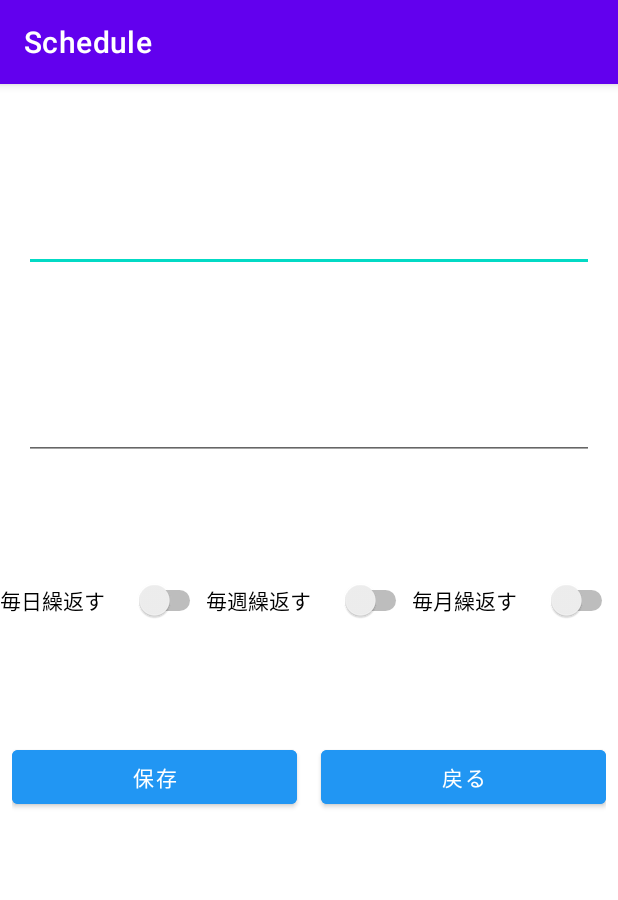
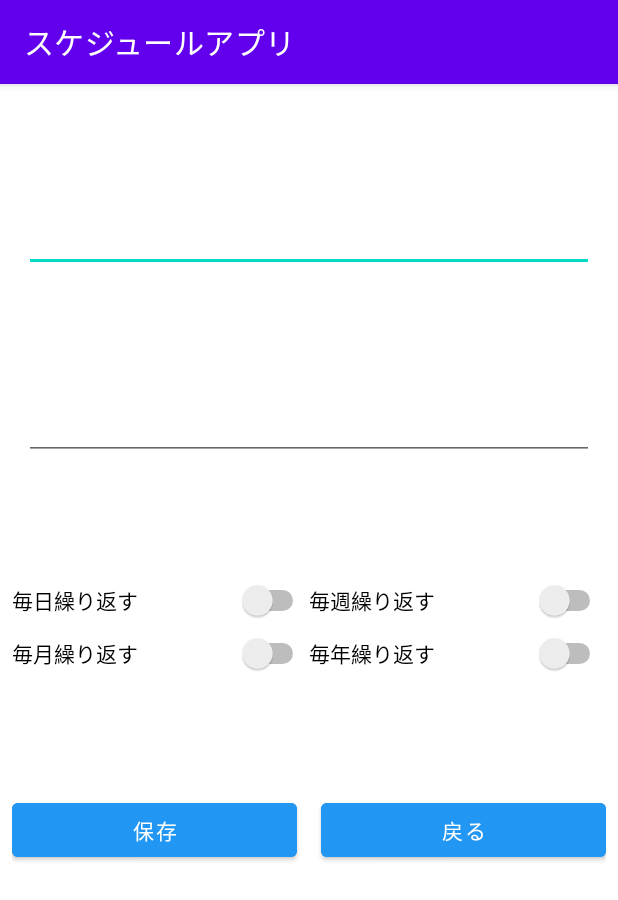
Before and after one commit to smnko1231/Schedule, an Android app: the screen it shows after launch (scheduleEdit), after a tap on an icon or button, on a phone screen of 412 x 824 dp. Shown: the top 900 px of the screen. Run offline under Robolectric (Android 15) with nearby library versions, the phone set to English and light mode, and no system bars; libraries missing offline, so code that uses them is left out: io.realm, io.realm.kotlin; 7 statements that could not run were skipped.

Commit message:
キャンプのデータ回収

```diff
--- a/app/build.gradle
+++ b/app/build.gradle
@@ -38,7 +38,6 @@ android {
 }
 
 dependencies {
-
     implementation 'androidx.core:core-ktx:1.7.0'
     implementation 'androidx.appcompat:appcompat:1.4.1'
     implementation 'com.google.android.material:material:1.5.0'
--- a/app/src/main/AndroidManifest.xml
+++ b/app/src/main/AndroidManifest.xml
@@ -6,7 +6,7 @@
         android:name=".MemoApplication"
         android:allowBackup="true"
         android:icon="@mipmap/ic_launcher"
-        android:label="Schedule"
+        android:label="スケジュールアプリ"
         android:roundIcon="@mipmap/ic_launcher_round"
         android:supportsRtl="true"
         android:theme="@style/Theme.Schedule">
--- a/app/src/main/java/app/nakao/shoma/schedule/MainActivity.kt
+++ b/app/src/main/java/app/nakao/shoma/schedule/MainActivity.kt
@@ -1,5 +1,8 @@
 package app.nakao.shoma.schedule
 
+import android.app.NotificationChannel
+import android.app.NotificationManager
+import android.content.Context
 import android.content.Intent
 import android.os.Build
 import androidx.appcompat.app.AppCompatActivity
@@ -11,6 +14,8 @@ import android.widget.CalendarView
 import android.widget.Toast
 import androidx.annotation.RequiresApi
 import androidx.constraintlayout.widget.ConstraintLayout
+import androidx.core.app.NotificationCompat
+import androidx.core.app.NotificationManagerCompat
 import androidx.core.view.get
 import androidx.recyclerview.widget.DividerItemDecoration
 import androidx.recyclerview.widget.LinearLayoutManager
@@ -22,163 +27,232 @@ import io.realm.Realm
 import io.realm.RealmResults
 import io.realm.kotlin.createObject
 import java.time.LocalDate
+import java.time.LocalDateTime
 import java.time.ZoneId
+import java.time.format.DateTimeFormatter
 import java.util.*
 import kotlin.math.log
 
 class MainActivity : AppCompatActivity() {
 
-    val realm:Realm = Realm.getDefaultInstance()
+    val realm: Realm = Realm.getDefaultInstance()
     private lateinit var binding: ActivityMainBinding
     var Year = ""
     var Month = ""
     var Day = ""
     var IsComplete = false
+    var dayOfYear = ""
 
     @RequiresApi(Build.VERSION_CODES.O)
     override fun onCreate(savedInstanceState: Bundle?) {
         super.onCreate(savedInstanceState)
         binding = ActivityMainBinding.inflate(layoutInflater).apply { setContentView(this.root) }
 
-        val calendarView = findViewById<CalendarView>(R.id.calendarView)
-        //val lottieAnimationCompleteView = findViewById<LottieAnimationView>(R.id.LottieAnimetionCompleteView)
-        //val completionButton = findViewById<Button>(R.id.completionButton)
-        calendarView.date = System.currentTimeMillis()
-        //val floatingActionButton = findViewById<Button>(R.id.floatingActionButton)
-        val RV = findViewById<RecyclerView>(R.id.RV)
-        val container = findViewById<ConstraintLayout>(R.id.container)
+        binding.calendarView.date = System.currentTimeMillis()
 
-        val memo:RealmResults<Memo> = read()
-        val memoArray: Array<Memo> = memo.toTypedArray()
+        val memo: RealmResults<Memo> = read()
         val viewList: MutableList<Memo> = mutableListOf()
 
         val adapter = MemoAdapter(this)
         binding.RV.layoutManager = LinearLayoutManager(this)
         binding.RV.adapter = adapter
-        val dividerItemDecoration = DividerItemDecoration(this, LinearLayoutManager(this).getOrientation())
+        val dividerItemDecoration =
+            DividerItemDecoration(this, LinearLayoutManager(this).getOrientation())
         binding.RV.addItemDecoration(dividerItemDecoration)
 
         val dt = LocalDate.now()
         val today_year = dt.year
         val today_month = dt.monthValue
         val today_day = dt.dayOfMonth
-        val dayOfYear = dt.dayOfYear
 
         val intent_year = intent.getStringExtra("year")
         val intent_month = intent.getStringExtra("month")
         val intent_day = intent.getStringExtra("day")
         val intent_title = intent.getStringExtra("title")
         val intent_content = intent.getStringExtra("content")
-        val intent_isComplete = intent.getBooleanExtra("isComplete",false)
+        val intent_isComplete = intent.getBooleanExtra("isComplete", false)
         var intent_date = dt
-        val intent_condition = intent.getIntExtra("condition",0)
-        if(intent_day!=null && intent_month!=null && intent_year!=null){
-            intent_date = LocalDate.of(intent_year.toInt(),intent_month.toInt(),intent_day.toInt())
+        val intent_condition = intent.getIntExtra("condition", 0)
+        Log.d("condition", intent_condition.toString())
+        val csvFormat = DateTimeFormatter.ofPattern("yyyy/[]M/dd")
+        if (intent_day != null && intent_month != null && intent_year != null) {
+            intent_date = LocalDate.parse(
+                "$intent_year/$intent_month/$intent_day",
+                csvFormat
+            )
         }
 
-        if (intent_condition != null){
-            if (intent_condition == 1){
-                Snackbar.make(container,"保存しました!",Snackbar.LENGTH_SHORT).show()
-            }else if (intent_condition == 2){
-                Snackbar.make(container,"削除しました!",Snackbar.LENGTH_SHORT)
-                    .setAction("元に戻す"){
-                        val scheduleIntent = Intent(this,scheduleEdit::class.java).run {
-                            putExtra("year",intent_year)
-                            putExtra("month",intent_month)
-                            putExtra("day",intent_day)
-                            putExtra("title",intent_title)
-                            putExtra("content",intent_content)
-                            putExtra("isComplete",intent_isComplete)
+        var condition = 0
+
+        val CHANNEL_ID = "channel_id"
+        val channel_name = "channel_name"
+        val channel_description = "channel_description "
+        var notificationId = 0
+
+        ///APIレベルに応じてチャネルを作成
+        if (Build.VERSION.SDK_INT >= Build.VERSION_CODES.O) {
+            val name = channel_name
+            val descriptionText = channel_description
+            val importance = NotificationManager.IMPORTANCE_DEFAULT
+            val channel = NotificationChannel(CHANNEL_ID, name, importance).apply {
+                description = descriptionText
+            }
+            /// チャネルを登録
+            val notificationManager: NotificationManager =
+                getSystemService(Context.NOTIFICATION_SERVICE) as NotificationManager
+            notificationManager.createNotificationChannel(channel)
+        }
+
+        if (intent_condition != null) {
+            if (intent_condition == 1) {
+                Snackbar.make(binding.container, "保存しました!", Snackbar.LENGTH_SHORT).show()
+            } else if (intent_condition == 2) {
+                Snackbar.make(binding.container, "削除しました!", Snackbar.LENGTH_SHORT)
+                    .setAction("元に戻す") {
+                        condition = 1
+                        val scheduleIntent = Intent(this, scheduleEdit::class.java).run {
+                            putExtra("year", intent_year)
+                            putExtra("month", intent_month)
+                            putExtra("day", intent_day)
+                            putExtra("title", intent_title)
+                            putExtra("content", intent_content)
+                            putExtra("isComplete", intent_isComplete)
+                            putExtra("reconstruction", 1)
+                            putExtra("condition", condition)
                         }
                         startActivity(scheduleIntent)
                     }
                     .show()
-            }else if (intent_condition == 3){
-                Snackbar.make(container,"編集しました!",Snackbar.LENGTH_SHORT).show()
+            } else if (intent_condition == 3) {
+                Snackbar.make(binding.container, "編集しました!", Snackbar.LENGTH_SHORT).show()
             }
         }
 
-        if (intent_year != null && intent_month != null && intent_day != null){
+        if (intent_year != null && intent_month != null && intent_day != null) {
             Year = intent_year
             Month = intent_month
             Day = intent_day
-        }else{
+        } else {
             Year = today_year.toString()
             Month = today_month.toString()
             Day = today_day.toString()
         }
 
         val zoneId = ZoneId.systemDefault()
-        val millis = intent_date.atStartOfDay(zoneId).toEpochSecond() * 1000 // あんまりよくないけど
-        calendarView.date = millis
+        val millis = intent_date.atStartOfDay(zoneId).toEpochSecond() * 1000
+        binding.calendarView.date = millis
 
         val date = "$Year/$Month/$Day"
-        Toast.makeText(this, date, Toast.LENGTH_SHORT).show()
+
+        Toast.makeText(this, date.toString(), Toast.LENGTH_SHORT).show()
         viewList.clear()
-        for(m in memo){// 拡張for
-            if (m.isComplete == false){
-                if(m.year == Year && m.month == Month && m.day == Day){
-                    viewList.add(Memo(m.id,m.year,m.month,m.day,m.title,m.content,m.isComplete))
+
+        for (m in memo) {
+            if (m.isComplete == false) {
+                if (m.year == Year && m.month == Month && m.day == Day) {
+                    viewList.add(Memo(m.id, m.year, m.month, m.day, m.title, m.content, m.isComplete))
+                    if (m.year == today_year.toString() && m.month == today_month.toString() && m.day == today_day.toString()){
+                        var builder = NotificationCompat.Builder(this, CHANNEL_ID)
+                            .setSmallIcon(R.drawable.check_image)
+                            .setContentTitle("今日の予定")
+                            .setContentText(m.title+" "+m.content)
+                            .setPriority(NotificationCompat.PRIORITY_DEFAULT)
+
+                        with(NotificationManagerCompat.from(this)) {
+                            notify(notificationId, builder.build())
+                            notificationId += 1
+                            Log.d("nofitication", builder.toString())
+                        }
+                    }
                 }
-            }else{
-                if(m.year == Year && m.month == Month && m.day == Day){
-                    viewList.add(Memo(m.id,m.year,m.month,m.day,m.title,m.content,m.isComplete))
+            } else {
+                if (m.year == Year && m.month == Month && m.day == Day) {
+                    viewList.add(Memo(m.id, m.year, m.month, m.day, m.title, m.content, m.isComplete))
                 }
             }
         }
         adapter.itemClear()
         adapter.addall(viewList)
 
-        //lottieAnimationCompleteView.setAnimation(R.raw.completion)
+        val tomorrow = today_day+1
 
-        calendarView.setOnDateChangeListener{ view,year,month,dayofmonth ->
-            val month2 = month+1
+        val today_time = LocalDateTime.now()
+        val hour = today_time.hour
+        Log.d("hour",hour.toString())
+
+        if (hour > 20){
+            for (m in memo){
+                if (m.isComplete == false){
+                    if (m.year == today_year.toString() && m.month == today_month.toString() && m.day == tomorrow.toString()){
+                        var builder = NotificationCompat.Builder(this, CHANNEL_ID)
+                            .setSmallIcon(R.drawable.check_image)
+                            .setContentTitle("明日の予定")
+                            .setContentText(m.title+" "+m.content)
+                            .setPriority(NotificationCompat.PRIORITY_DEFAULT)
+
+                        with(NotificationManagerCompat.from(this)) {
+                            notify(notificationId, builder.build())
+                            notificationId += 1
+                            Log.d("nofitication", builder.toString())
+                        }
+                    }
+                }
+            }
+        }
+
+        binding.calendarView.setOnDateChangeListener { view, year, month, dayofmonth ->
+            val month2 = month + 1
             Year = "$year"
             Month = "$month2"
             Day = "$dayofmonth"
+
             val date = "$year/$month2/$dayofmonth"
+
             Toast.makeText(this, date, Toast.LENGTH_LONG).show()
 
             viewList.clear()
 
-            for(m in memo){// 拡張for
-                if (m.isComplete == false){
-                    if(m.year == Year && m.month == Month && m.day == Day){
-                        viewList.add(Memo(m.id,m.year,m.month,m.day,m.title,m.content,m.isComplete))
+            for (m in memo) {
+                if (m.isComplete == false) {
+                    if (m.year == Year && m.month == Month && m.day == Day) {
+                        viewList.add(Memo(m.id, m.year, m.month, m.day, m.title, m.content, m.isComplete))
                     }
-                }else{
-                    if(m.year == Year && m.month == Month && m.day == Day){
-                        viewList.add(Memo(m.id,m.year,m.month,m.day,m.title,m.content,m.isComplete))
+                } else {
+                    if (m.year == Year && m.month == Month && m.day == Day) {
+                        viewList.add(Memo(m.id, m.year, m.month, m.day, m.title, m.content, m.isComplete))
                     }
                 }
-
             }
             adapter.itemClear()
             adapter.addall(viewList)
         }
 
         binding.floatingActionButton.setOnClickListener {
-            val scheduleEdit = Intent(this,scheduleEdit::class.java).run {
-                // Log.d("floatingActionButton", Year + Month + Day)
-                putExtra("year",Year)
-                putExtra("month",Month)
-                putExtra("day",Day)
-                putExtra("isComplete",IsComplete)
-                putExtra("epochDay",millis)
+            val scheduleEdit = Intent(this, scheduleEdit::class.java).run {
+                condition = 1
+                putExtra("year", Year)
+                putExtra("month", Month)
+                putExtra("day", Day)
+                putExtra("isComplete", IsComplete)
+                putExtra("dayOfYear", dayOfYear)
+                putExtra("reconstruction", 0)
+                putExtra("condition", condition)
             }
             startActivity(scheduleEdit)
         }
 
         binding.returnTodayButton.setOnClickListener {
             val millis = dt.atStartOfDay(zoneId).toEpochSecond() * 1000 // あんまりよくないけど
-            calendarView.date = millis
-
+            binding.calendarView.date = millis
             val date = "$today_year/$today_month/$today_day"
+            Year = today_year.toString()
+            Month = today_month.toString()
+            Day = today_day.toString()
             Toast.makeText(this, date, Toast.LENGTH_SHORT).show()
             viewList.clear()
-            for(m in memo){
-                if(m.year == today_year.toString() && m.month == today_month.toString() && m.day == today_day.toString()){
-                    viewList.add(Memo(m.id,m.year,m.month,m.day,m.title,m.content,m.isComplete))
+            for (m in memo) {
+                if (m.year == today_year.toString() && m.month == today_month.toString() && m.day == today_day.toString()) {
+                    viewList.add(Memo(m.id, m.year, m.month, m.day, m.title, m.content, m.isComplete))
                 }
             }
             adapter.itemClear()
--- a/app/src/main/java/app/nakao/shoma/schedule/MemoAdapter.kt
+++ b/app/src/main/java/app/nakao/shoma/schedule/MemoAdapter.kt
@@ -9,6 +9,7 @@ import android.widget.Button
 import android.widget.TextView
 import androidx.cardview.widget.CardView
 import androidx.recyclerview.widget.RecyclerView
+import app.nakao.shoma.schedule.databinding.ActivityDetailBinding
 import com.airbnb.lottie.LottieAnimationView
 import io.realm.Realm
 
@@ -89,12 +90,6 @@ class MemoAdapter(private var context: Context):RecyclerView.Adapter<MemoAdapter
         notifyDataSetChanged()
     }
 
-    /*
-    override fun onDestroy(){
-        super.onDestroy()
-        realm.close()
-    }*/
-
     fun read(): Memo?{
         return realm.where(Memo::class.java).findFirst()
     }
--- a/app/src/main/res/layout/activity_detail.xml
+++ b/app/src/main/res/layout/activity_detail.xml
@@ -29,7 +29,7 @@
         android:text="年月日"
         android:textSize="34sp"
         app:layout_constraintEnd_toEndOf="parent"
-        app:layout_constraintHorizontal_bias="0.0"
+        app:layout_constraintHorizontal_bias="1.0"
         app:layout_constraintStart_toStartOf="parent"
         app:layout_constraintTop_toTopOf="parent" />
 
@@ -77,7 +77,7 @@
             android:text="編集" />
 
         <Button
-            android:id="@+id/backbutton2"
+            android:id="@+id/backButton"
             android:layout_width="wrap_content"
             android:layout_height="wrap_content"
             android:layout_weight="1"
--- a/app/src/main/res/layout/activity_schedule_edit.xml
+++ b/app/src/main/res/layout/activity_schedule_edit.xml
@@ -39,7 +39,9 @@
         android:id="@+id/linearLayout2"
         android:layout_width="0dp"
         android:layout_height="wrap_content"
+        android:layout_marginStart="8dp"
         android:layout_marginTop="80dp"
+        android:layout_marginEnd="8dp"
         android:orientation="horizontal"
         app:layout_constraintEnd_toEndOf="parent"
         app:layout_constraintStart_toStartOf="parent"
@@ -50,22 +52,42 @@
             android:layout_width="wrap_content"
             android:layout_height="wrap_content"
             android:layout_weight="1"
-            android:text="毎日繰返す" />
+            android:text="毎日繰り返す" />
 
         <Switch
             android:id="@+id/repeatWeekSwich"
             android:layout_width="wrap_content"
             android:layout_height="wrap_content"
             android:layout_weight="1"
-            android:text="毎週繰返す" />
+            android:text="毎週繰り返す" />
+
+    </LinearLayout>
+
+    <LinearLayout
+        android:id="@+id/linearLayout3"
+        android:layout_width="0dp"
+        android:layout_height="wrap_content"
+        android:layout_marginStart="8dp"
+        android:layout_marginTop="8dp"
+        android:layout_marginEnd="8dp"
+        android:orientation="horizontal"
+        app:layout_constraintEnd_toEndOf="parent"
+        app:layout_constraintStart_toStartOf="parent"
+        app:layout_constraintTop_toBottomOf="@+id/linearLayout2">
 
         <Switch
             android:id="@+id/repeatMonthSwich"
             android:layout_width="wrap_content"
             android:layout_height="wrap_content"
             android:layout_weight="1"
-            android:text="毎月繰返す" />
+            android:text="毎月繰り返す" />
 
+        <Switch
+            android:id="@+id/repeatYearSwich"
+            android:layout_width="wrap_content"
+            android:layout_height="wrap_content"
+            android:layout_weight="1"
+            android:text="毎年繰り返す" />
     </LinearLayout>
 
     <LinearLayout
@@ -77,8 +99,9 @@
         android:layout_marginEnd="8dp"
         android:orientation="horizontal"
         app:layout_constraintEnd_toEndOf="parent"
+        app:layout_constraintHorizontal_bias="1.0"
         app:layout_constraintStart_toStartOf="parent"
-        app:layout_constraintTop_toBottomOf="@+id/linearLayout2">
+        app:layout_constraintTop_toBottomOf="@+id/linearLayout3">
 
         <Button
             android:id="@+id/savebutton"
```
Also changed, not shown: app/src/main/java/app/nakao/shoma/schedule/DetailActivity.kt (+19 -18 lines), app/src/main/java/app/nakao/shoma/schedule/scheduleEdit.kt (+268 -67 lines), app/src/main/res/layout/activity_main.xml (+13 -15 lines), app/src/main/res/drawable-v24/check_image.png (added).
